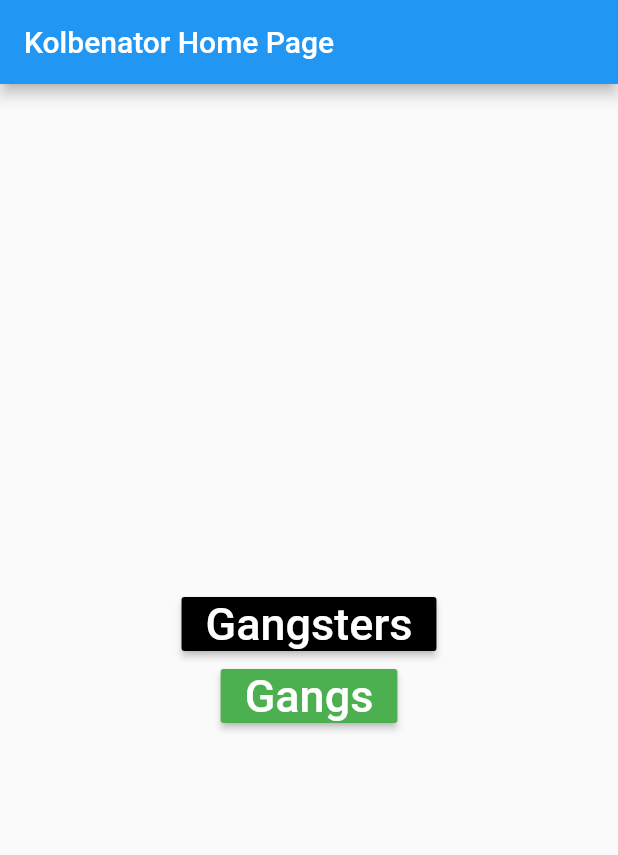
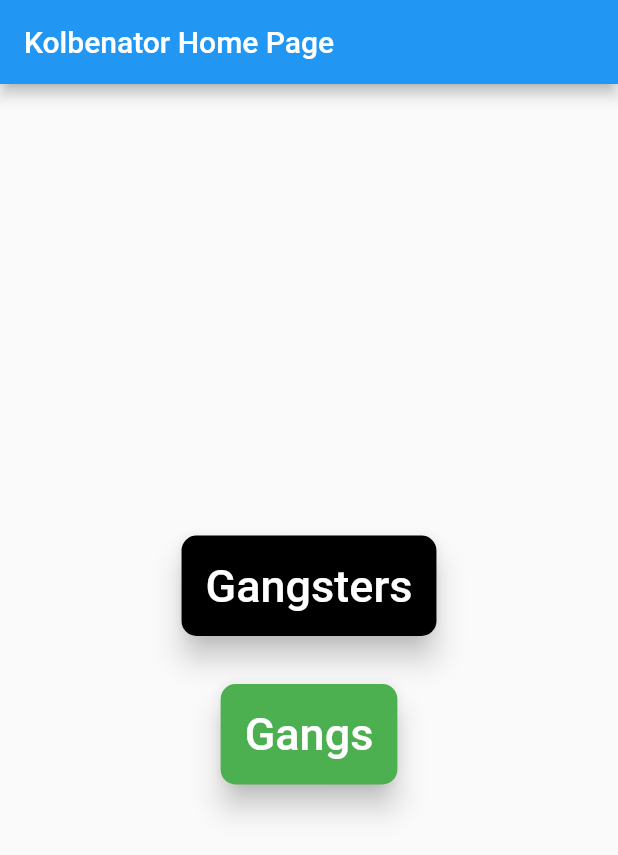
Before and after one commit to TomND/Kolbenator, a Flutter app: the screen it shows after launch, on a phone screen of 412 x 824 dp. Shown: the top 855 px of the screen. Run offline on Flutter 3.47's test engine with Material 2 defaults, Android fonts, the phone set to English and light mode, and no system bars.

Commit message:
making buttons a bit prettier

```diff
--- a/lib/main.dart
+++ b/lib/main.dart
@@ -1,7 +1,6 @@
-import 'package:flutter/material.dart';
 import 'package:first_flutter/people.dart';
 import 'package:first_flutter/teams.dart';
-
+import 'package:flutter/material.dart';
 
 void main() => runApp(MyApp());
 
@@ -47,19 +46,6 @@ class MyHomePage extends StatefulWidget {
 }
 
 class _MyHomePageState extends State<MyHomePage> {
-  int _counter = 0;
-
-  void _incrementCounter() {
-    setState(() {
-      // This call to setState tells the Flutter framework that something has
-      // changed in this State, which causes it to rerun the build method below
-      // so that the display can reflect the updated values. If we changed
-      // _counter without calling setState(), then the build method would not be
-      // called again, and so nothing would appear to happen.
-      _counter++;
-    });
-  }
-
   @override
   Widget build(BuildContext context) {
     // This method is rerun every time setState is called, for instance as done
@@ -94,19 +80,37 @@ class _MyHomePageState extends State<MyHomePage> {
           // horizontal).
           mainAxisAlignment: MainAxisAlignment.center,
           children: <Widget>[
-            RaisedButton(onPressed: () {
-              Navigator.push(context,MaterialPageRoute(builder: (context) => People()));
-            },
-              child: new Text("Gangsters", style: new TextStyle(fontSize: 30,
-                  color: Colors.white)),
-              color: Colors.black,
+            Padding(
+              padding: const EdgeInsets.all(16),
+              child: RaisedButton(
+                elevation: 8,
+                padding: EdgeInsets.all(16),
+                shape: new RoundedRectangleBorder(
+                    borderRadius: new BorderRadius.circular(10)),
+                onPressed: () {
+                  Navigator.push(context,
+                      MaterialPageRoute(builder: (context) => People()));
+                },
+                child: new Text("Gangsters",
+                    style: new TextStyle(fontSize: 30, color: Colors.white)),
+                color: Colors.black,
+              ),
             ),
-            RaisedButton(onPressed: () {
-              Navigator.push(context,MaterialPageRoute(builder: (context) => Teams()));
-            },
-              child: new Text("Gangs", style: new TextStyle(fontSize: 30,
-                  color: Colors.white)),
-              color: Colors.green,
+            Padding(
+              padding: const EdgeInsets.all(16),
+              child: RaisedButton(
+                elevation: 8,
+                padding: EdgeInsets.all(16),
+                shape: new RoundedRectangleBorder(
+                    borderRadius: new BorderRadius.circular(10)),
+                onPressed: () {
+                  Navigator.push(context,
+                      MaterialPageRoute(builder: (context) => Teams()));
+                },
+                child: new Text("Gangs",
+                    style: new TextStyle(fontSize: 30, color: Colors.white)),
+                color: Colors.green,
+              ),
             ),
           ],
         ),
@@ -114,7 +118,4 @@ class _MyHomePageState extends State<MyHomePage> {
 // This trailing comma makes auto-formatting nicer for build methods.
     );
   }
-
-
-
 }
```
Also changed, not shown: 1 other file.
